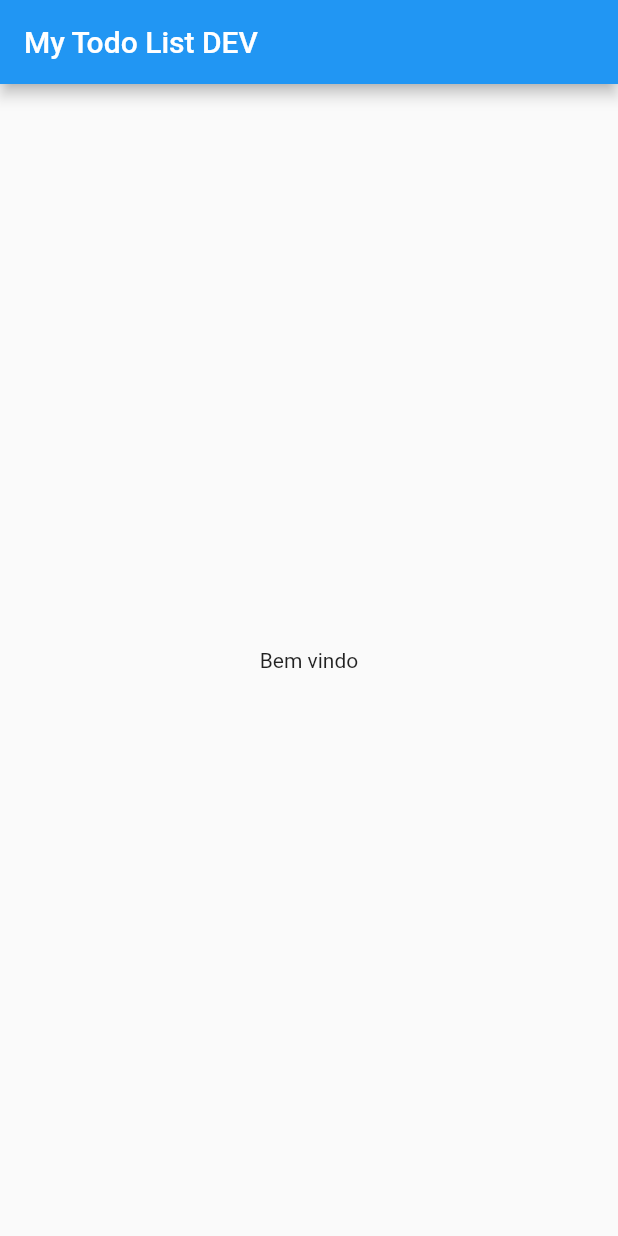
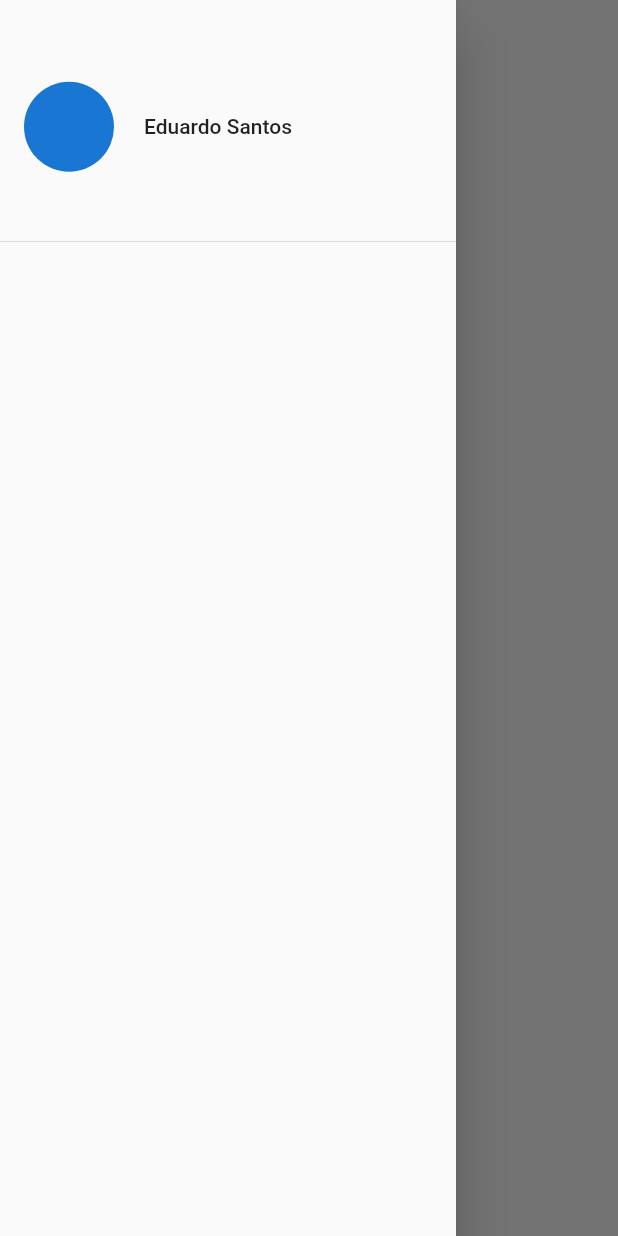
Before and after one commit to dikdudu/mytodolist, a Flutter app: the screen it shows after launch, with the side drawer open (before the commit the screen has no drawer), on a phone screen of 412 x 824 dp. Run offline on Flutter 3.47's test engine with Material 2 defaults, Android fonts, the phone set to English and light mode, and no system bars; our stand-ins replace flutter_i18n, flutter_modular.

Commit message:
adicionando estrutura de modulos

```diff
--- a/lib/app/modules/home/home_page.dart
+++ b/lib/app/modules/home/home_page.dart
@@ -1,6 +1,7 @@
 import 'package:flutter/material.dart';
 import 'package:flutter_i18n/widgets/I18nText.dart';
 import 'package:mytodolist/app/core/flavor/flavors.dart';
+import 'package:mytodolist/app/modules/home/widgets/home_drawer_widget.dart';
 
 class HomePage extends StatelessWidget {
   const HomePage({Key? key}) : super(key: key);
@@ -9,10 +10,20 @@ class HomePage extends StatelessWidget {
   Widget build(BuildContext context) {
     return Scaffold(
       appBar: AppBar(
-        title: Text(appFlavor!.title),
+        title: Text(
+          appFlavor!.title,
+          style: TextStyle(color: Colors.black),
+        ),
+        elevation: 0,
+        backgroundColor: Colors.transparent,
       ),
+      drawer: HomeDrawerWidget(),
       body: Center(
-        child: I18nText("common.title"),
+        child: Column(
+          children: [
+            I18nText("common.title"),
+          ],
+        ),
       ),
     );
   }
--- /dev/null
+++ b/lib/app/modules/home/widgets/home_drawer_widget.dart
@@ -0,0 +1,26 @@
+import 'package:flutter/material.dart';
+
+class HomeDrawerWidget extends StatelessWidget {
+  const HomeDrawerWidget({Key? key}) : super(key: key);
+
+  @override
+  Widget build(BuildContext context) {
+    return Drawer(
+      child: ListView(
+        children: [
+          DrawerHeader(
+            child: Row(
+              children: [
+                CircleAvatar(
+                  radius: 30,
+                ),
+                SizedBox(width: 20),
+                Text("Eduardo Santos"),
+              ],
+            ),
+          )
+        ],
+      ),
+    );
+  }
+}
```
Also changed, not shown: lib/app/modules/app_module.dart (added, +15 -0 lines), lib/app/modules/home/home_module.dart (added, +8 -0 lines), pubspec.yaml (+5 -3 lines), lib/app/modules/home/home_controller.dart (added), pubspec.lock.
